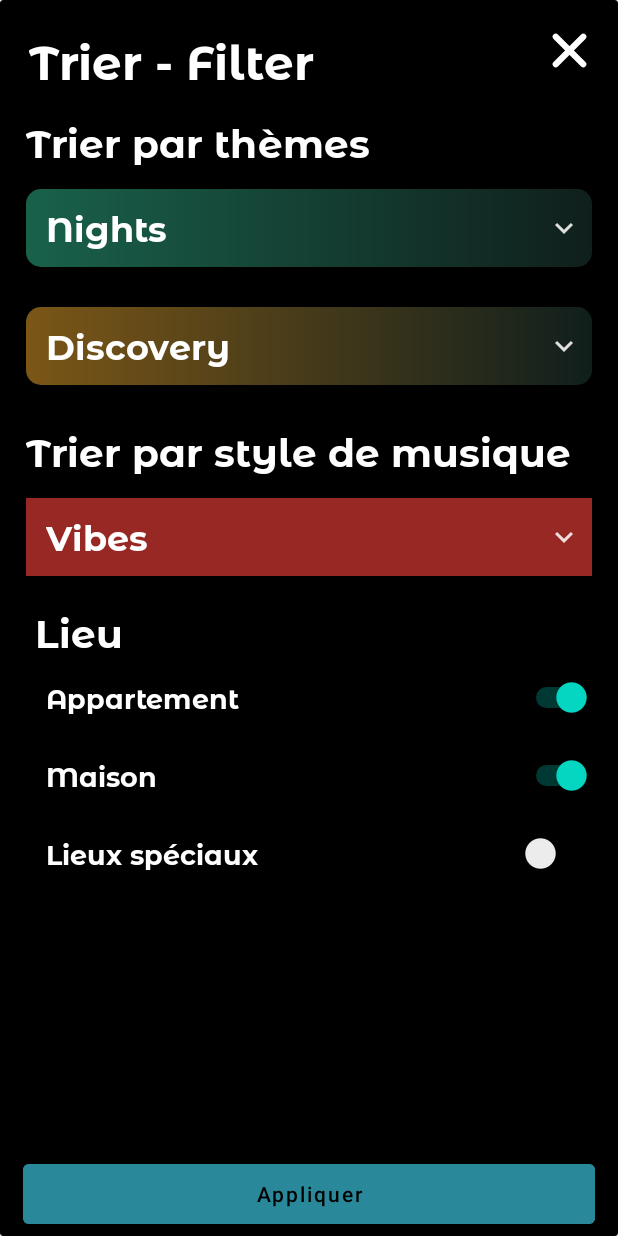
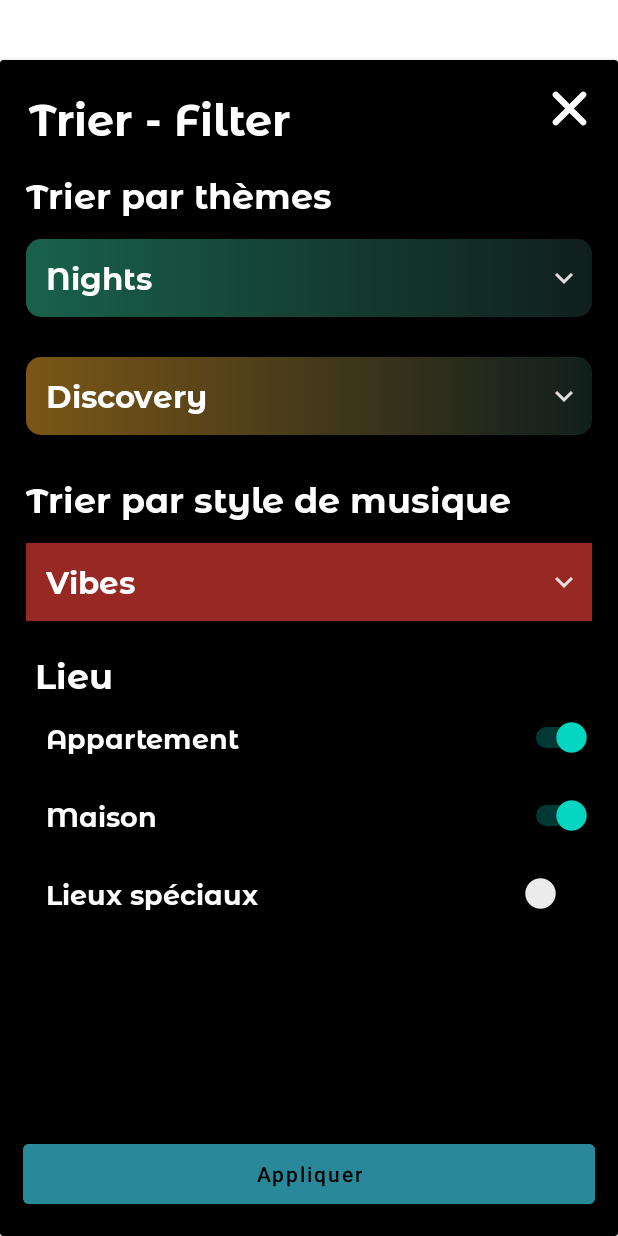
Before and after one commit to gaganpreetkis/clubin-Android, an Android app: the layout layout_bottom_sheet.xml on its own in the app's theme, with its tools: preview values and no code run, on a phone screen of 412 x 824 dp. Run offline under Robolectric (Android 15) with nearby library versions, the phone set to English and light mode, and no system bars.

Commit message:
bug fixes

```diff
--- a/app/src/main/res/layout/layout_bottom_sheet.xml
+++ b/app/src/main/res/layout/layout_bottom_sheet.xml
@@ -2,12 +2,13 @@
 <androidx.cardview.widget.CardView xmlns:android="http://schemas.android.com/apk/res/android"
     xmlns:app="http://schemas.android.com/apk/res-auto"
     android:layout_width="match_parent"
-    android:layout_height="wrap_content"
+    android:layout_height="match_parent"
+    android:layout_marginTop="40dp"
     app:cardBackgroundColor="@color/black">
 
     <RelativeLayout
         android:layout_width="match_parent"
-        android:layout_height="wrap_content"
+        android:layout_height="match_parent"
         android:layout_margin="2dp">
 
         <LinearLayout
@@ -34,7 +35,7 @@
                     android:fontFamily="@font/montserrat_alternates_bold"
                     android:text="Trier - Filter"
                     android:textColor="@color/white"
-                    android:textSize="@dimen/_24ssp" />
+                    android:textSize="@dimen/_22ssp" />
 
                 <ImageView
                     android:id="@+id/iv_cancel"
@@ -59,7 +60,7 @@
                 android:fontFamily="@font/montserrat_alternates_bold"
                 android:text="Trier par thèmes"
                 android:textColor="@color/white"
-                android:textSize="@dimen/_20ssp" />
+                android:textSize="@dimen/_18ssp" />
 
             <LinearLayout
                 android:id="@+id/ll_nights"
@@ -82,7 +83,7 @@
                     android:fontFamily="@font/montserrat_alternates_bold"
                     android:text="Nights"
                     android:textColor="@color/white"
-                    android:textSize="@dimen/_18ssp" />
+                    android:textSize="@dimen/_16ssp" />
 
                 <ImageView
                     android:id="@+id/iv_night_arrow"
@@ -162,7 +163,7 @@
                     android:fontFamily="@font/montserrat_alternates_bold"
                     android:text="Discovery"
                     android:textColor="@color/white"
-                    android:textSize="@dimen/_18ssp" />
+                    android:textSize="@dimen/_16ssp" />
 
                 <ImageView
                     android:id="@+id/iv_dis_arrow"
@@ -231,7 +232,7 @@
                 android:fontFamily="@font/montserrat_alternates_bold"
                 android:text="Trier par style de musique"
                 android:textColor="@color/white"
-                android:textSize="@dimen/_20ssp" />
+                android:textSize="@dimen/_18ssp" />
 
             <LinearLayout
                 android:id="@+id/ll_vibes"
@@ -251,7 +252,7 @@
                     android:fontFamily="@font/montserrat_alternates_bold"
                     android:text="Vibes"
                     android:textColor="@color/white"
-                    android:textSize="@dimen/_18ssp" />
+                    android:textSize="@dimen/_16ssp" />
 
                 <ImageView
                     android:id="@+id/iv_vibes_arrow"
@@ -320,7 +321,7 @@
                 android:fontFamily="@font/montserrat_alternates_bold"
                 android:text="Lieu"
                 android:textColor="@color/white"
-                android:textSize="@dimen/_20ssp" />
+                android:textSize="@dimen/_18ssp" />
 
             <LinearLayout
                 android:id="@+id/ll_app"
```
Also changed, not shown: app/src/main/java/com/clubin/com/fragment/eventdetail/view/EventDetailFragment.kt (+16 -1 lines), app/src/main/java/com/clubin/com/tabbar/TabBarActivity.kt (+12 -99 lines).
